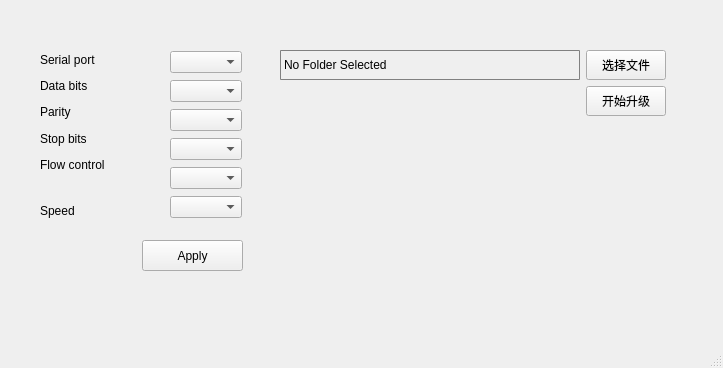
First picture: the form in mainwindow.ui, repository TracyChrysler/qt_OTA, before the edit.
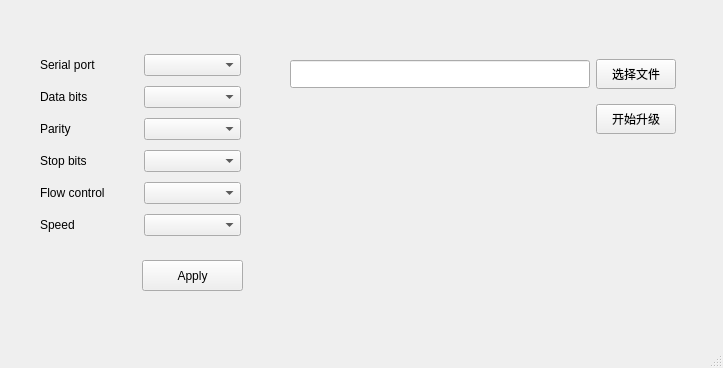
Second picture: the form after the edit.

Commit message: change documentPath and set stopBits

Patch:
```diff
--- a/mainwindow.ui
+++ b/mainwindow.ui
@@ -14,170 +14,11 @@
    <string>OTA</string>
   </property>
   <widget class="QWidget" name="centralwidget">
-   <widget class="QWidget" name="layoutWidget">
-    <property name="geometry">
-     <rect>
-      <x>40</x>
-      <y>50</y>
-      <width>202</width>
-      <height>171</height>
-     </rect>
-    </property>
-    <layout class="QHBoxLayout" name="horizontalLayout_2">
-     <item>
-      <layout class="QVBoxLayout" name="verticalLayout">
-       <item>
-        <widget class="QLabel" name="label">
-         <property name="font">
-          <font>
-           <family>Segoe UI</family>
-          </font>
-         </property>
-         <property name="text">
-          <string>Serial port</string>
-         </property>
-        </widget>
-       </item>
-       <item>
-        <widget class="QLabel" name="label_2">
-         <property name="font">
-          <font>
-           <family>Segoe UI</family>
-          </font>
-         </property>
-         <property name="text">
-          <string>Data bits</string>
-         </property>
-        </widget>
-       </item>
-       <item>
-        <widget class="QLabel" name="label_3">
-         <property name="font">
-          <font>
-           <family>Segoe UI</family>
-          </font>
-         </property>
-         <property name="text">
-          <string>Parity</string>
-         </property>
-        </widget>
-       </item>
-       <item>
-        <widget class="QLabel" name="label_5">
-         <property name="font">
-          <font>
-           <family>Segoe UI</family>
-          </font>
-         </property>
-         <property name="text">
-          <string>Stop bits</string>
-         </property>
-        </widget>
-       </item>
-       <item>
-        <widget class="QLabel" name="label_6">
-         <property name="font">
-          <font>
-           <family>Segoe UI</family>
-          </font>
-         </property>
-         <property name="text">
-          <string>Flow control</string>
-         </property>
-        </widget>
-       </item>
-       <item>
-        <spacer name="horizontalSpacer">
-         <property name="orientation">
-          <enum>Qt::Horizontal</enum>
-         </property>
-         <property name="sizeHint" stdset="0">
-          <size>
-           <width>40</width>
-           <height>20</height>
-          </size>
-         </property>
-        </spacer>
-       </item>
-       <item>
-        <widget class="QLabel" name="label_4">
-         <property name="font">
-          <font>
-           <family>Segoe UI</family>
-          </font>
-         </property>
-         <property name="text">
-          <string>Speed</string>
-         </property>
-        </widget>
-       </item>
-      </layout>
-     </item>
-     <item>
-      <layout class="QVBoxLayout" name="verticalLayout_2">
-       <item>
-        <widget class="QComboBox" name="comBoxSerialPort">
-         <property name="font">
-          <font>
-           <family>Segoe UI</family>
-          </font>
-         </property>
-        </widget>
-       </item>
-       <item>
-        <widget class="QComboBox" name="comBoxDataBits">
-         <property name="font">
-          <font>
-           <family>Segoe UI</family>
-          </font>
-         </property>
-        </widget>
-       </item>
-       <item>
-        <widget class="QComboBox" name="comBoxParity">
-         <property name="font">
-          <font>
-           <family>Segoe UI</family>
-          </font>
-         </property>
-        </widget>
-       </item>
-       <item>
-        <widget class="QComboBox" name="comBoxStopBits">
-         <property name="font">
-          <font>
-           <family>Segoe UI</family>
-          </font>
-         </property>
-        </widget>
-       </item>
-       <item>
-        <widget class="QComboBox" name="comBoxFlowControl">
-         <property name="font">
-          <font>
-           <family>Segoe UI</family>
-          </font>
-         </property>
-        </widget>
-       </item>
-       <item>
-        <widget class="QComboBox" name="comBoxSpeed">
-         <property name="font">
-          <font>
-           <family>Segoe UI</family>
-          </font>
-         </property>
-        </widget>
-       </item>
-      </layout>
-     </item>
-    </layout>
-   </widget>
    <widget class="QPushButton" name="configApply">
     <property name="geometry">
      <rect>
       <x>142</x>
-      <y>240</y>
+      <y>260</y>
       <width>101</width>
       <height>31</height>
      </rect>
@@ -191,27 +32,27 @@
      <string>Apply</string>
     </property>
    </widget>
-   <widget class="QWidget" name="layoutWidget">
+   <widget class="QWidget" name="gridLayoutWidget">
     <property name="geometry">
      <rect>
-      <x>280</x>
+      <x>290</x>
       <y>50</y>
       <width>388</width>
-      <height>68</height>
+      <height>94</height>
      </rect>
     </property>
     <layout class="QGridLayout" name="gridLayout">
-     <item row="0" column="0">
-      <widget class="QLabel" name="documentPath">
+     <item row="2" column="1">
+      <widget class="QPushButton" name="startButton">
        <property name="minimumSize">
         <size>
-         <width>300</width>
+         <width>80</width>
          <height>30</height>
         </size>
        </property>
        <property name="maximumSize">
         <size>
-         <width>300</width>
+         <width>80</width>
          <height>30</height>
         </size>
        </property>
@@ -220,14 +61,8 @@
          <family>Segoe UI</family>
         </font>
        </property>
-       <property name="styleSheet">
-        <string notr="true">QLabel{
-	border:0.5px solid grey;
-	border-radius:1px;
-}</string>
-       </property>
        <property name="text">
-        <string>No Folder Selected</string>
+        <string>开始升级</string>
        </property>
       </widget>
      </item>
@@ -255,27 +90,157 @@
        </property>
       </widget>
      </item>
+     <item row="0" column="0">
+      <widget class="QLineEdit" name="documentPath">
+       <property name="minimumSize">
+        <size>
+         <width>300</width>
+         <height>28</height>
+        </size>
+       </property>
+       <property name="maximumSize">
+        <size>
+         <width>300</width>
+         <height>28</height>
+        </size>
+       </property>
+      </widget>
+     </item>
+    </layout>
+   </widget>
+   <widget class="QWidget" name="gridLayoutWidget_2">
+    <property name="geometry">
+     <rect>
+      <x>40</x>
+      <y>50</y>
+      <width>201</width>
+      <height>191</height>
+     </rect>
+    </property>
+    <layout class="QGridLayout" name="gridLayout_2">
      <item row="1" column="1">
-      <widget class="QPushButton" name="startButton">
-       <property name="minimumSize">
-        <size>
-         <width>80</width>
-         <height>30</height>
-        </size>
+      <widget class="QComboBox" name="comBoxSerialPort">
+       <property name="font">
+        <font>
+         <family>Segoe UI</family>
+        </font>
        </property>
-       <property name="maximumSize">
-        <size>
-         <width>80</width>
-         <height>30</height>
-        </size>
+      </widget>
+     </item>
+     <item row="3" column="1">
+      <widget class="QComboBox" name="comBoxParity">
+       <property name="font">
+        <font>
+         <family>Segoe UI</family>
+        </font>
        </property>
+      </widget>
+     </item>
+     <item row="3" column="0">
+      <widget class="QLabel" name="label_3">
        <property name="font">
         <font>
          <family>Segoe UI</family>
         </font>
        </property>
        <property name="text">
-        <string>开始升级</string>
+        <string>Parity</string>
+       </property>
+      </widget>
+     </item>
+     <item row="6" column="1">
+      <widget class="QComboBox" name="comBoxSpeed">
+       <property name="font">
+        <font>
+         <family>Segoe UI</family>
+        </font>
+       </property>
+      </widget>
+     </item>
+     <item row="2" column="1">
+      <widget class="QComboBox" name="comBoxDataBits">
+       <property name="font">
+        <font>
+         <family>Segoe UI</family>
+        </font>
+       </property>
+      </widget>
+     </item>
+     <item row="5" column="0">
+      <widget class="QLabel" name="label_6">
+       <property name="font">
+        <font>
+         <family>Segoe UI</family>
+        </font>
+       </property>
+       <property name="text">
+        <string>Flow control</string>
+       </property>
+      </widget>
+     </item>
+     <item row="5" column="1">
+      <widget class="QComboBox" name="comBoxFlowControl">
+       <property name="font">
+        <font>
+         <family>Segoe UI</family>
+        </font>
+       </property>
+      </widget>
+     </item>
+     <item row="2" column="0">
+      <widget class="QLabel" name="label_2">
+       <property name="font">
+        <font>
+         <family>Segoe UI</family>
+        </font>
+       </property>
+       <property name="text">
+        <string>Data bits</string>
+       </property>
+      </widget>
+     </item>
+     <item row="4" column="0">
+      <widget class="QLabel" name="label_5">
+       <property name="font">
+        <font>
+         <family>Segoe UI</family>
+        </font>
+       </property>
+       <property name="text">
+        <string>Stop bits</string>
+       </property>
+      </widget>
+     </item>
+     <item row="6" column="0">
+      <widget class="QLabel" name="label_4">
+       <property name="font">
+        <font>
+         <family>Segoe UI</family>
+        </font>
+       </property>
+       <property name="text">
+        <string>Speed</string>
+       </property>
+      </widget>
+     </item>
+     <item row="4" column="1">
+      <widget class="QComboBox" name="comBoxStopBits">
+       <property name="font">
+        <font>
+         <family>Segoe UI</family>
+        </font>
+       </property>
+      </widget>
+     </item>
+     <item row="1" column="0">
+      <widget class="QLabel" name="label">
+       <property name="font">
+        <font>
+         <family>Segoe UI</family>
+        </font>
+       </property>
+       <property name="text">
+        <string>Serial port</string>
        </property>
       </widget>
      </item>
```
The commit also changes 2 other files.
